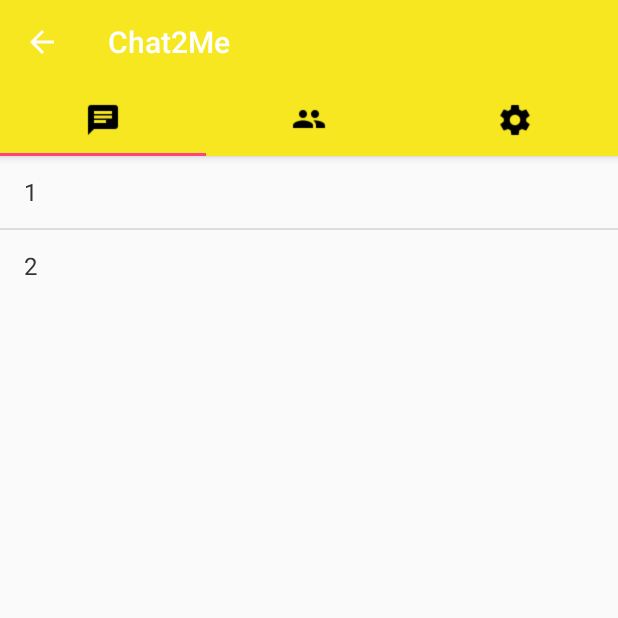
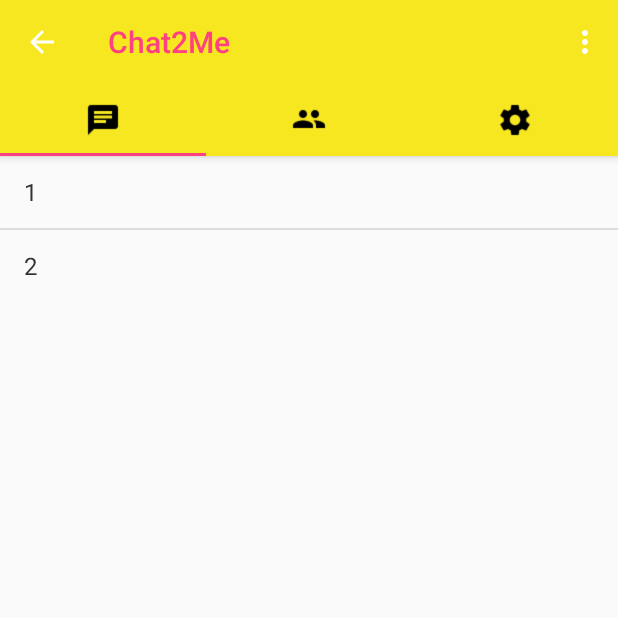
Before and after one commit to 7luck/chat2me-android, an Android app: the TabActivity screen opened directly, with no data from a screen before it, on a phone screen of 412 x 824 dp, the top half of it. Run offline under Robolectric (Android 15) with nearby library versions, the phone set to English and light mode, and no system bars.

Commit message:
pretty color for appname

```diff
--- a/app/src/main/java/io/sevenluck/client/chat2me/activity/TabActivity.java
+++ b/app/src/main/java/io/sevenluck/client/chat2me/activity/TabActivity.java
@@ -1,13 +1,19 @@
 package io.sevenluck.client.chat2me.activity;
 
+import android.content.res.Resources;
 import android.os.Bundle;
 import android.support.v4.app.Fragment;
 import android.support.v4.app.FragmentManager;
 import android.support.v4.app.FragmentPagerAdapter;
+import android.support.v4.content.ContextCompat;
 import android.support.v4.view.ViewPager;
 import android.support.v7.app.AppCompatActivity;
 import android.support.v7.widget.Toolbar;
 import android.support.design.widget.TabLayout;
+import android.view.Menu;
+import android.view.MenuItem;
+import android.widget.Toast;
+
 import java.util.ArrayList;
 import java.util.List;
 
@@ -29,6 +35,10 @@ public class TabActivity extends AppCompatActivity {
         setContentView(R.layout.activity_tab);
 
         toolbar = (Toolbar) findViewById(R.id.toolbar);
+
+        toolbar.setTitle(getText(R.string.app_name));
+
+        toolbar.setTitleTextColor(getResources().getColor(R.color.colorAccent));
         setSupportActionBar(toolbar);
 
         getSupportActionBar().setDisplayHomeAsUpEnabled(true);
@@ -42,6 +52,26 @@ public class TabActivity extends AppCompatActivity {
         tabLayout.getTabAt(0).setIcon(R.drawable.ic_chat_black_24dp);
         tabLayout.getTabAt(1).setIcon(R.drawable.ic_people_black_24dp);
         tabLayout.getTabAt(2).setIcon(R.drawable.ic_settings_black_24dp);
+    }
+
+    @Override
+    public boolean onCreateOptionsMenu(Menu menu) {
+        // Inflate the menu; this adds items to the action bar if it is present.
+        getMenuInflater().inflate(R.menu.menu_toolbar, menu);
+        return true;
+    }
+
+    @Override
+    public boolean onOptionsItemSelected(MenuItem item) {
+        switch (item.getItemId()) {
+            // action with ID action_refresh was selected
+            case R.id.menu_item_logout:
+                Toast.makeText(this, "Logout me", Toast.LENGTH_SHORT).show();
+                break;
+            default:
+                break;
+        }
+        return true;
     }
 
     private void setupViewPager(ViewPager viewPager) {
--- a/app/src/main/res/layout/mytab.xml
+++ /dev/null
@@ -1,6 +0,0 @@
-<?xml version="1.0" encoding="utf-8"?>
-<LinearLayout xmlns:android="http://schemas.android.com/apk/res/android"
-    android:orientation="vertical" android:layout_width="match_parent"
-    android:layout_height="match_parent">
-
-</LinearLayout>
--- /dev/null
+++ b/app/src/main/res/menu/menu_toolbar.xml
@@ -0,0 +1,10 @@
+<menu xmlns:android="http://schemas.android.com/apk/res/android"
+    xmlns:tools="http://schemas.android.com/tools"
+    tools:context=".activity.TabActivity" >
+
+    <item android:id="@+id/menu_item_logout"
+        android:title="Log Out"
+        android:icon="@drawable/ic_power_settings_new_black_24dp"/>
+
+
+</menu>
```
Also changed, not shown: app/src/main/java/io/sevenluck/client/chat2me/MyTab.java (deleted, +0 -17 lines), app/src/main/res/drawable/ic_power_settings_new_black_24dp.png (added).
